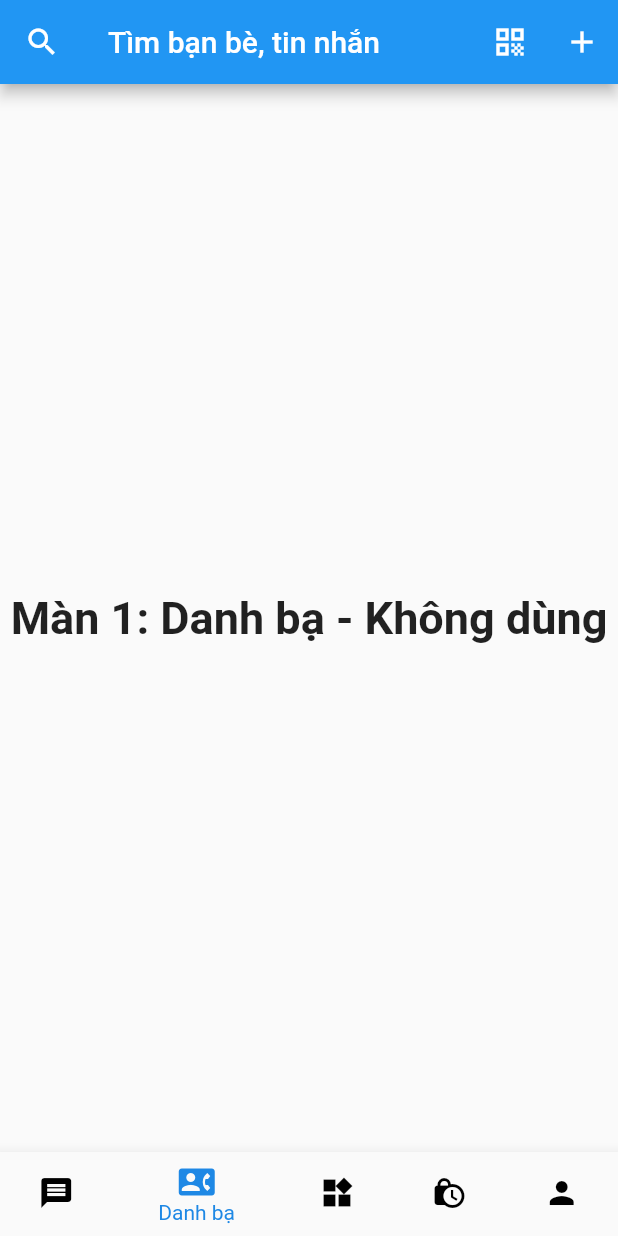
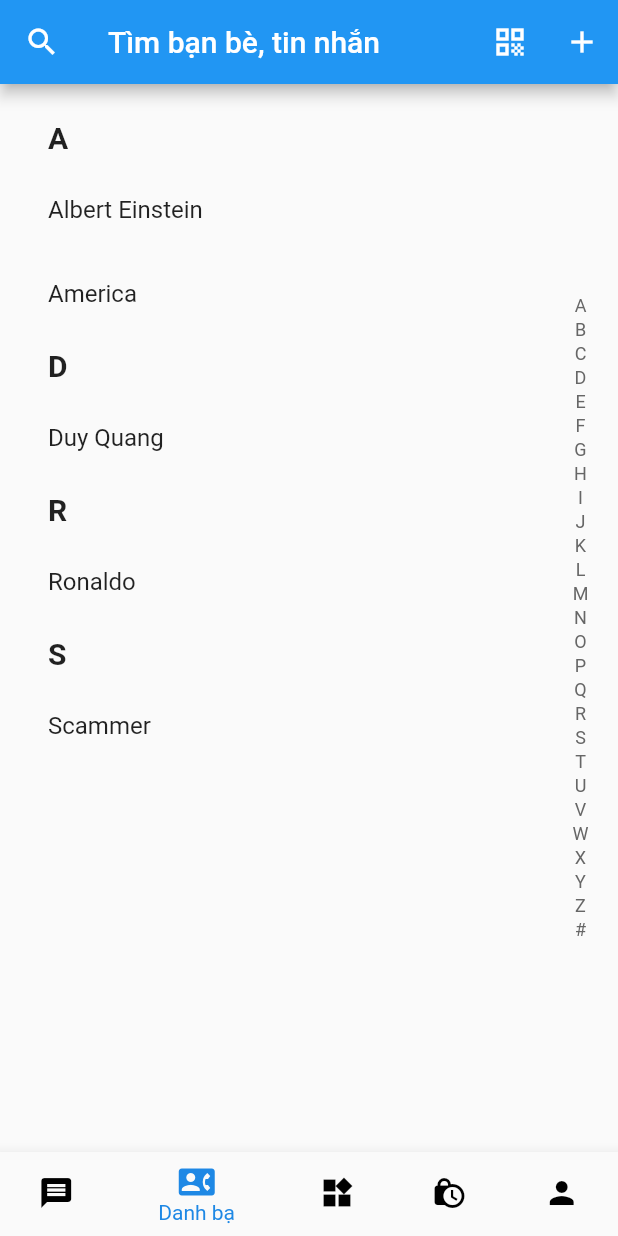
Before and after one commit to vinhlexuan/Balo_BkavZalo, a Flutter app: the MyStatefulWidget screen opened directly, item 2 of the bottom bar chosen, on a phone screen of 412 x 824 dp. Run offline on Flutter 3.47's test engine with Material 2 defaults, Android fonts, the light colour scheme and no system bars; drawn by our look-alikes of azlistview; our stand-ins replace device_info, shared_preferences, sms_autofill; accounts and stored records are empty; network calls fail; project files that could hold a hidden picture were left out.

Commit message:
contact-screen

```diff
--- /dev/null
+++ b/FE/lib/screens/contact.dart
@@ -0,0 +1,108 @@
+import 'package:azlistview/azlistview.dart';
+import 'package:flutter/cupertino.dart';
+
+import 'package:flutter/material.dart';
+
+class _AZItem extends ISuspensionBean {
+  final String title;
+  final String tag;
+  _AZItem({
+    required this.title,
+    required this.tag,
+  });
+  @override
+  String getSuspensionTag() => tag;
+}
+
+class AlphabetScrollPage extends StatefulWidget {
+  final List<String> items;
+  final ValueChanged<String> onClickedItem;
+
+  const AlphabetScrollPage({
+    Key? key,
+    required this.items,
+    required this.onClickedItem,
+  }) : super(key: key);
+
+  @override
+  State<StatefulWidget> createState() => _AlphabetScrollPageState();
+}
+
+class _AlphabetScrollPageState extends State<AlphabetScrollPage> {
+  List<_AZItem> items = [];
+  @override
+  void initState() {
+    super.initState();
+    initList(widget.items);
+  }
+
+  void initList(List<String> items) {
+    this.items = items
+        .map((item) => _AZItem(title: item, tag: item[0].toUpperCase()))
+        .toList();
+    SuspensionUtil.sortListBySuspensionTag(this.items);
+    SuspensionUtil.setShowSuspensionStatus(this.items);
+  }
+
+  @override
+  Widget build(BuildContext context) => AzListView(
+        padding: EdgeInsets.all(16),
+        data: items,
+        itemCount: items.length,
+        itemBuilder: (context, index) {
+          final item = items[index];
+          return _buildListItem(item);
+        },
+        indexHintBuilder: (context, hint) => Container(
+          alignment: Alignment.center,
+          width: 60,
+          height: 60,
+          child: Text(
+            hint,
+            style: TextStyle(color: Colors.white, fontSize: 30),
+          ),
+        ),
+        indexBarMargin: EdgeInsets.all(10),
+        indexBarOptions: IndexBarOptions(
+          needRebuild: true,
+          selectTextStyle: TextStyle(
+            color: Colors.white,
+            fontWeight: FontWeight.bold,
+          ),
+          selectItemDecoration: BoxDecoration(
+            shape: BoxShape.circle,
+            color: Colors.blue,
+          ),
+          indexHintAlignment: Alignment.centerRight,
+          indexHintOffset: Offset(-20, 0),
+        ),
+      );
+
+  Widget _buildListItem(_AZItem item) {
+    final tag = item.getSuspensionTag();
+    final offstage = !item.isShowSuspension;
+    return Column(
+      children: <Widget>[
+        Offstage(offstage: offstage, child: buildHeader(tag)),
+        Container(
+          margin: EdgeInsets.only(right: 16),
+          child: ListTile(
+            title: Text(item.title),
+            onTap: () => widget.onClickedItem(item.title),
+          ),
+        )
+      ],
+    );
+  }
+
+  Widget buildHeader(String tag) => Container(
+      height: 40,
+      margin: EdgeInsets.only(right: 16),
+      padding: EdgeInsets.only(left: 16),
+      alignment: Alignment.centerLeft,
+      child: Text(
+        '$tag',
+        softWrap: false,
+        style: TextStyle(fontSize: 20, fontWeight: FontWeight.bold),
+      ));
+}
--- a/FE/lib/screens/main_screen.dart
+++ b/FE/lib/screens/main_screen.dart
@@ -1,7 +1,10 @@
 import 'package:flutter/material.dart';
 import 'package:zalo/screens/chat.dart';
+import 'package:zalo/screens/chatDetail.dart';
 import 'package:zalo/screens/postPage.dart';
 import 'package:zalo/screens/profilePage.dart';
+import 'package:zalo/screens/contact.dart';
+import 'package:zalo/widget/conversation.dart';
 
 class MyStatefulWidget extends StatefulWidget {
   const MyStatefulWidget({Key? key}) : super(key: key);
@@ -18,10 +21,11 @@ class _MyStatefulWidgetState extends State<MyStatefulWidget> {
     Scaffold(
       body: ChatPage(),
     ),
-    Text(
-      'Màn 1: Danh bạ - Không dùng',
-      style: optionStyle,
-    ),
+    Scaffold(
+        body: AlphabetScrollPage(
+      onClickedItem: (item) {},
+      items: ['Duy Quang', 'Ronaldo', 'Albert Einstein', 'America', 'Scammer'],
+    )),
     Text(
       'Màn 2: Khám phá - không dùng',
       style: optionStyle,
--- a/FE/lib/screens/postPage.dart
+++ b/FE/lib/screens/postPage.dart
@@ -58,6 +58,7 @@ class _PostPageState extends State<PostPage> {
   @override
   Widget build(BuildContext context) {
     return Scaffold(
+        backgroundColor: Colors.grey[100],
         body: SingleChildScrollView(
             child: Column(children: [
           for (Post post in posts)
--- a/FE/pubspec.yaml
+++ b/FE/pubspec.yaml
@@ -33,6 +33,7 @@ dependencies:
   device_info: ^2.0.3
   sms_autofill: ^2.2.0
   shared_preferences: ^2.0.8
+  azlistview: ^1.1.1
   # The following adds the Cupertino Icons font to your application.
   # Use with the CupertinoIcons class for iOS style icons.
   cupertino_icons: ^1.0.2
```
Also changed, not shown: FE/pubspec.lock. Lines whose indentation alone changed are shown as unchanged.
